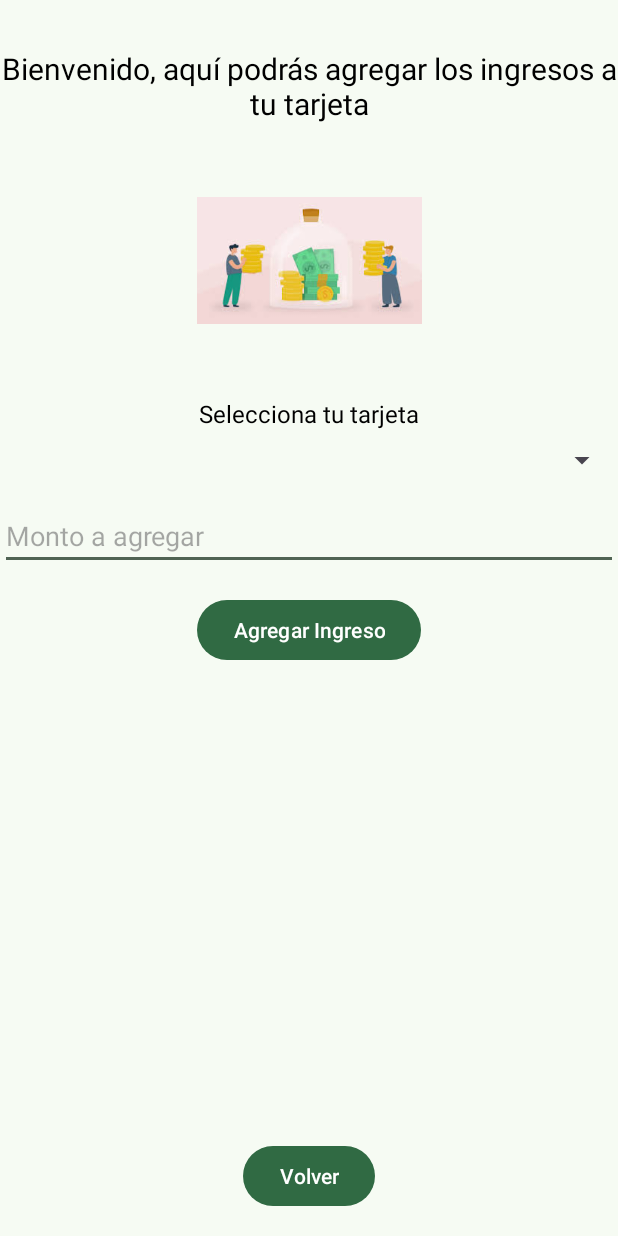
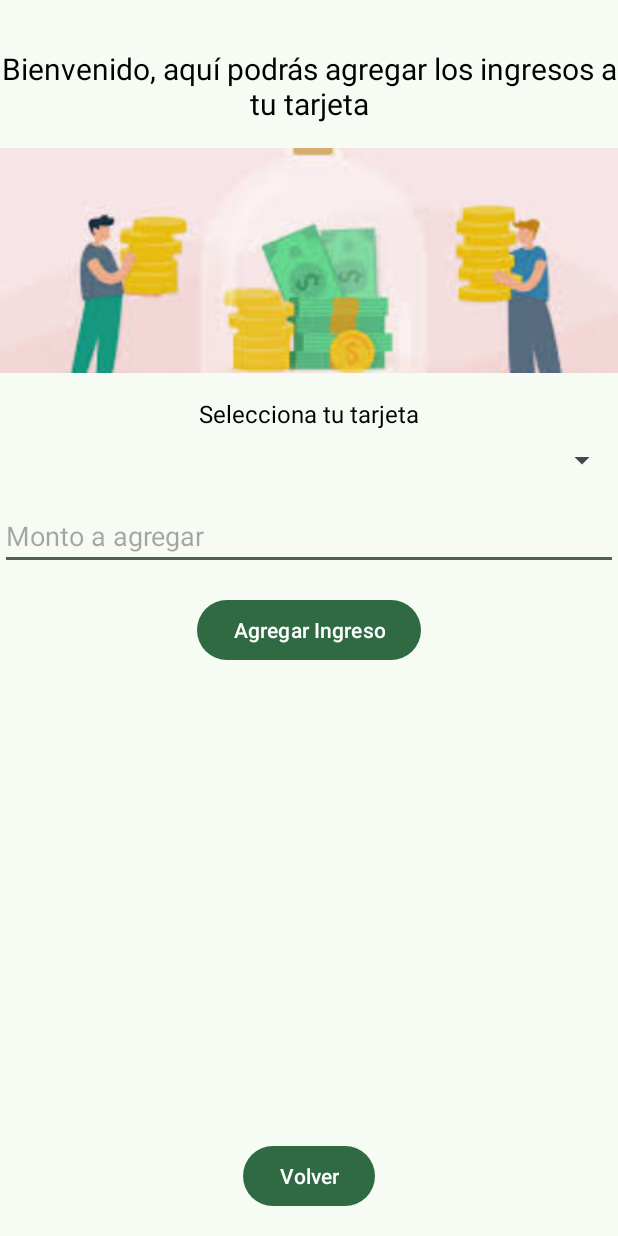
Before and after one commit to Juandoqg/Monify, an Android app: the AgregarIngreso screen opened directly, with no data from a screen before it, on a phone screen of 412 x 824 dp. Run offline under Robolectric (Android 15) with nearby library versions, the phone set to English and light mode, and no system bars; our stand-ins replace Room's generated code; Roboto replaces fonts that are not available here.

Commit message:
imagnees ok

```diff
--- a/app/src/main/res/layout/activity_agregar_ingreso.xml
+++ b/app/src/main/res/layout/activity_agregar_ingreso.xml
@@ -21,14 +21,16 @@
 
     <ImageView
         android:id="@+id/imagenAlusiva"
-        android:layout_width="150dp"
+        android:layout_width="0dp"
         android:layout_height="150dp"
         android:src="@drawable/imagen_tarjeta_ingreso"
         android:layout_marginTop="16dp"
+        android:scaleType="centerCrop"
+        android:contentDescription="Imagen de ingreso a tarjeta"
         app:layout_constraintTop_toBottomOf="@id/tituloBienvenido"
         app:layout_constraintStart_toStartOf="parent"
-        app:layout_constraintEnd_toEndOf="parent"
-        android:contentDescription="Imagen de ingreso a tarjeta"/>
+        app:layout_constraintEnd_toEndOf="parent"/>
+
 
     <TextView
         android:id="@+id/textSeleccionaTarjeta"
```
Also changed, not shown: app/src/main/res/layout/activity_agregar_gasto.xml (+4 -3 lines).
